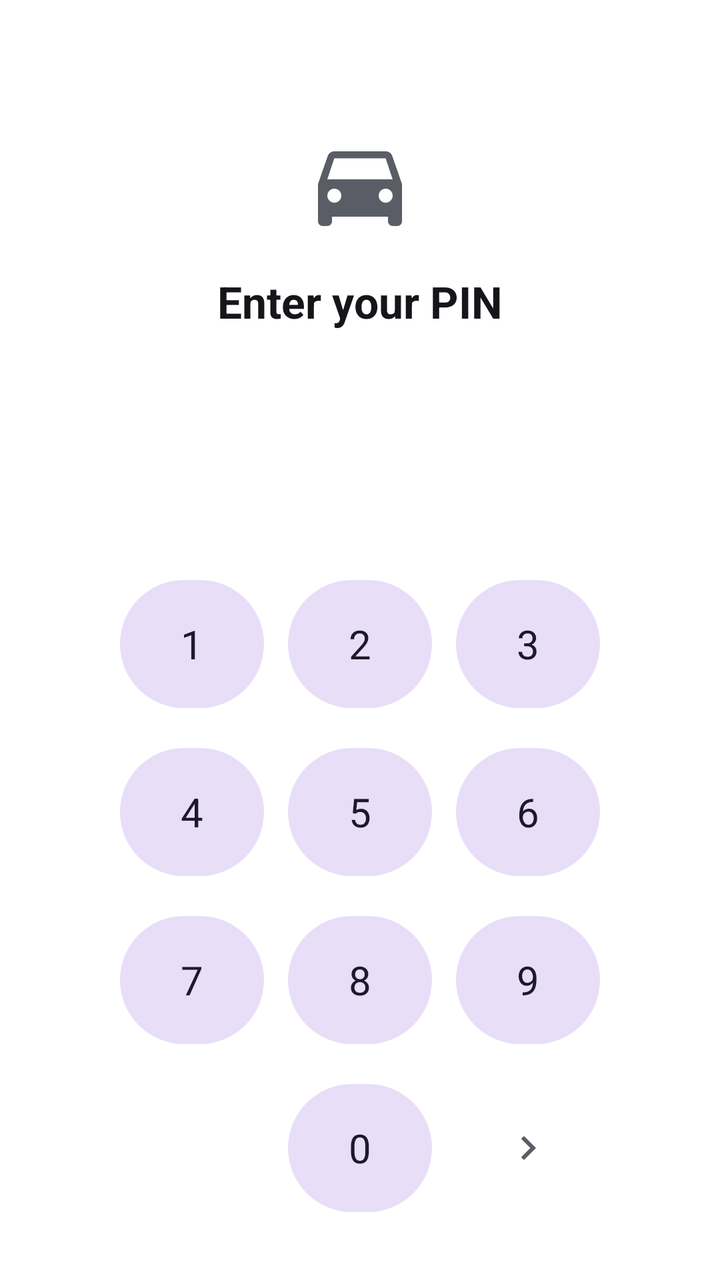
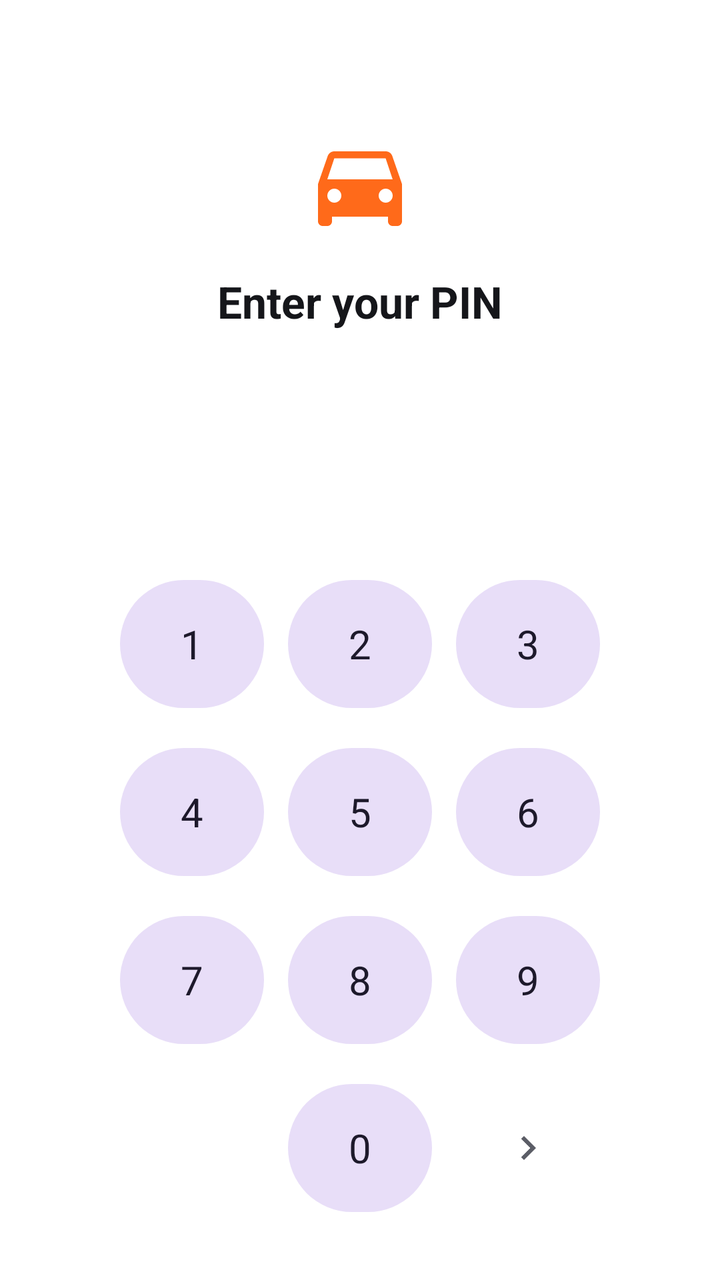

Before-and-after screenshots of an Android layout around one commit, followed by the original layout XML and the change that was made.
<!-- AndroidManifest.xml: activity theme Theme.Rovena.Splash -->
<!-- res/layout/activity_lock.xml -->
<?xml version="1.0" encoding="utf-8"?>
<LinearLayout xmlns:android="http://schemas.android.com/apk/res/android"
    xmlns:app="http://schemas.android.com/apk/res/res-auto"
    android:layout_width="match_parent"
    android:layout_height="match_parent"
    android:orientation="vertical"
    android:gravity="center_horizontal"
    android:background="?attr/colorSurface"
    android:paddingTop="64dp"
    android:paddingBottom="24dp">

    <ImageView
        android:layout_width="56dp"
        android:layout_height="56dp"
        android:src="@drawable/ic_car_placeholder"
        android:importantForAccessibility="no"
        app:tint="@color/rovena_accent" />

    <TextView
        android:id="@+id/lockTitle"
        style="?attr/textAppearanceTitleLarge"
        android:layout_width="wrap_content"
        android:layout_height="wrap_content"
        android:layout_marginTop="16dp"
        android:textStyle="bold"
        android:textColor="?attr/colorOnSurface"
        android:text="@string/lock_enter_pin_title" />

    <LinearLayout
        android:id="@+id/pinDotsContainer"
        android:layout_width="wrap_content"
        android:layout_height="wrap_content"
        android:layout_marginTop="24dp"
        android:orientation="horizontal" />

    <TextView
        android:id="@+id/lockError"
        style="@style/TextAppearance.Rovena.Caption"
        android:layout_width="wrap_content"
        android:layout_height="wrap_content"
        android:layout_marginTop="12dp"
        android:textColor="@color/rovena_status_critical"
        android:visibility="invisible" />

    <Space android:layout_width="0dp" android:layout_height="0dp" android:layout_weight="1" />

    <GridLayout
        android:layout_width="wrap_content"
        android:layout_height="wrap_content"
        android:columnCount="3"
        android:rowCount="4">

        <com.google.android.material.button.MaterialButton android:id="@+id/key1" style="@style/Widget.Material3.Button.TonalButton" android:layout_width="72dp" android:layout_height="72dp" android:layout_margin="6dp" android:text="1" android:textSize="20sp" />
        <com.google.android.material.button.MaterialButton android:id="@+id/key2" style="@style/Widget.Material3.Button.TonalButton" android:layout_width="72dp" android:layout_height="72dp" android:layout_margin="6dp" android:text="2" android:textSize="20sp" />
        <com.google.android.material.button.MaterialButton android:id="@+id/key3" style="@style/Widget.Material3.Button.TonalButton" android:layout_width="72dp" android:layout_height="72dp" android:layout_margin="6dp" android:text="3" android:textSize="20sp" />
        <com.google.android.material.button.MaterialButton android:id="@+id/key4" style="@style/Widget.Material3.Button.TonalButton" android:layout_width="72dp" android:layout_height="72dp" android:layout_margin="6dp" android:text="4" android:textSize="20sp" />
        <com.google.android.material.button.MaterialButton android:id="@+id/key5" style="@style/Widget.Material3.Button.TonalButton" android:layout_width="72dp" android:layout_height="72dp" android:layout_margin="6dp" android:text="5" android:textSize="20sp" />
        <com.google.android.material.button.MaterialButton android:id="@+id/key6" style="@style/Widget.Material3.Button.TonalButton" android:layout_width="72dp" android:layout_height="72dp" android:layout_margin="6dp" android:text="6" android:textSize="20sp" />
        <com.google.android.material.button.MaterialButton android:id="@+id/key7" style="@style/Widget.Material3.Button.TonalButton" android:layout_width="72dp" android:layout_height="72dp" android:layout_margin="6dp" android:text="7" android:textSize="20sp" />
        <com.google.android.material.button.MaterialButton android:id="@+id/key8" style="@style/Widget.Material3.Button.TonalButton" android:layout_width="72dp" android:layout_height="72dp" android:layout_margin="6dp" android:text="8" android:textSize="20sp" />
        <com.google.android.material.button.MaterialButton android:id="@+id/key9" style="@style/Widget.Material3.Button.TonalButton" android:layout_width="72dp" android:layout_height="72dp" android:layout_margin="6dp" android:text="9" android:textSize="20sp" />
        <ImageButton android:id="@+id/keyBiometric" android:layout_width="72dp" android:layout_height="72dp" android:layout_margin="6dp" android:background="?attr/selectableItemBackgroundBorderless" android:src="@drawable/ic_inspection" android:contentDescription="@string/lock_use_biometric" android:visibility="invisible" />
        <com.google.android.material.button.MaterialButton android:id="@+id/key0" style="@style/Widget.Material3.Button.TonalButton" android:layout_width="72dp" android:layout_height="72dp" android:layout_margin="6dp" android:text="0" android:textSize="20sp" />
        <ImageButton android:id="@+id/keyBackspace" android:layout_width="72dp" android:layout_height="72dp" android:layout_margin="6dp" android:background="?attr/selectableItemBackgroundBorderless" android:src="@drawable/ic_chevron_right" android:contentDescription="@string/lock_backspace" />

    </GridLayout>

</LinearLayout>
<!-- resources referenced by this layout -->
<resources>
  <color name="rovena_accent">#FF6A1A</color>
  <color name="rovena_status_critical">#E0473F</color>
  <!-- drawable ic_car_placeholder (drawable) -->
  <?xml version="1.0" encoding="utf-8"?>
  <vector xmlns:android="http://schemas.android.com/apk/res/android"
      android:width="24dp" android:height="24dp"
      android:viewportWidth="24" android:viewportHeight="24"
      android:tint="?attr/colorOnSurfaceVariant">
      <path android:fillColor="@android:color/white" android:pathData="M18.92,6.01C18.72,5.42 18.16,5 17.5,5h-11c-0.66,0 -1.21,0.42 -1.42,1.01L3,12v8c0,0.55 0.45,1 1,1h1c0.55,0 1,-0.45 1,-1v-1h12v1c0,0.55 0.45,1 1,1h1c0.55,0 1,-0.45 1,-1v-8L18.92,6.01zM6.5,16C5.67,16 5,15.33 5,14.5S5.67,13 6.5,13 8,13.67 8,14.5 7.33,16 6.5,16zM17.5,16c-0.83,0 -1.5,-0.67 -1.5,-1.5S16.67,13 17.5,13 19,13.67 19,14.5 18.33,16 17.5,16zM5,11l1.5,-4.5h11L19,11L5,11z"/>
  </vector>
  <!-- drawable ic_chevron_right (drawable) -->
  <?xml version="1.0" encoding="utf-8"?>
  <vector xmlns:android="http://schemas.android.com/apk/res/android"
      android:width="24dp" android:height="24dp"
      android:viewportWidth="24" android:viewportHeight="24"
      android:tint="?attr/colorOnSurfaceVariant"
      android:autoMirrored="true">
      <path android:fillColor="@android:color/white" android:pathData="M8.59,16.59L13.17,12 8.59,7.41 10,6l6,6 -6,6z"/>
  </vector>
  <!-- drawable ic_inspection (drawable) -->
  <?xml version="1.0" encoding="utf-8"?>
  <vector xmlns:android="http://schemas.android.com/apk/res/android"
      android:width="24dp" android:height="24dp"
      android:viewportWidth="24" android:viewportHeight="24"
      android:tint="?attr/colorOnSurface">
      <path android:fillColor="@android:color/white" android:pathData="M9,16.17L4.83,12l-1.42,1.41L9,19 21,7l-1.41,-1.41z"/>
  </vector>
  <string name="lock_backspace">Backspace</string>
  <string name="lock_enter_pin_title">Enter your PIN</string>
  <string name="lock_use_biometric">Use biometric unlock</string>
  <style name="TextAppearance.Rovena.Caption" parent="TextAppearance.Material3.BodySmall">
          <item name="android:textColor">?attr/colorOnSurfaceVariant</item>
      </style>
  <style name="Theme.Rovena.Splash">
          <item name="android:windowBackground">@drawable/splash_background</item>
          <item name="android:statusBarColor">@color/rovena_background</item>
          <item name="android:navigationBarColor">@color/rovena_background</item>
      </style>
  <!-- drawable splash_background (drawable) -->
  <?xml version="1.0" encoding="utf-8"?>
  <layer-list xmlns:android="http://schemas.android.com/apk/res/android">
      <item android:drawable="@color/rovena_background" />
      <item android:gravity="center" android:width="120dp" android:height="120dp">
          <vector
              android:width="108dp"
              android:height="108dp"
              android:viewportWidth="108"
              android:viewportHeight="108">
              <path
                  android:strokeColor="#FF7A2E"
                  android:strokeWidth="6"
                  android:strokeLineCap="round"
                  android:pathData="M32,66 A24,24 0 1 1 76,66"
                  android:fillColor="#00000000" />
              <path
                  android:fillColor="#FF7A2E"
                  android:pathData="M54,54 L64,34 L58,32 Z" />
              <path
                  android:fillColor="#F1F1F3"
                  android:pathData="M54,50 m-5,0 a5,5 0 1 1 10,0 a5,5 0 1 1 -10,0" />
          </vector>
      </item>
  </layer-list>
  <color name="rovena_background">#F5F5F7</color>
</resources>

<!-- the commit's change to res/layout/activity_lock.xml (unified diff, before → after) -->
@@ -1,6 +1,6 @@
 <?xml version="1.0" encoding="utf-8"?>
 <LinearLayout xmlns:android="http://schemas.android.com/apk/res/android"
-    xmlns:app="http://schemas.android.com/apk/res/res-auto"
+    xmlns:app="http://schemas.android.com/apk/res-auto"
     android:layout_width="match_parent"
     android:layout_height="match_parent"
     android:orientation="vertical"
